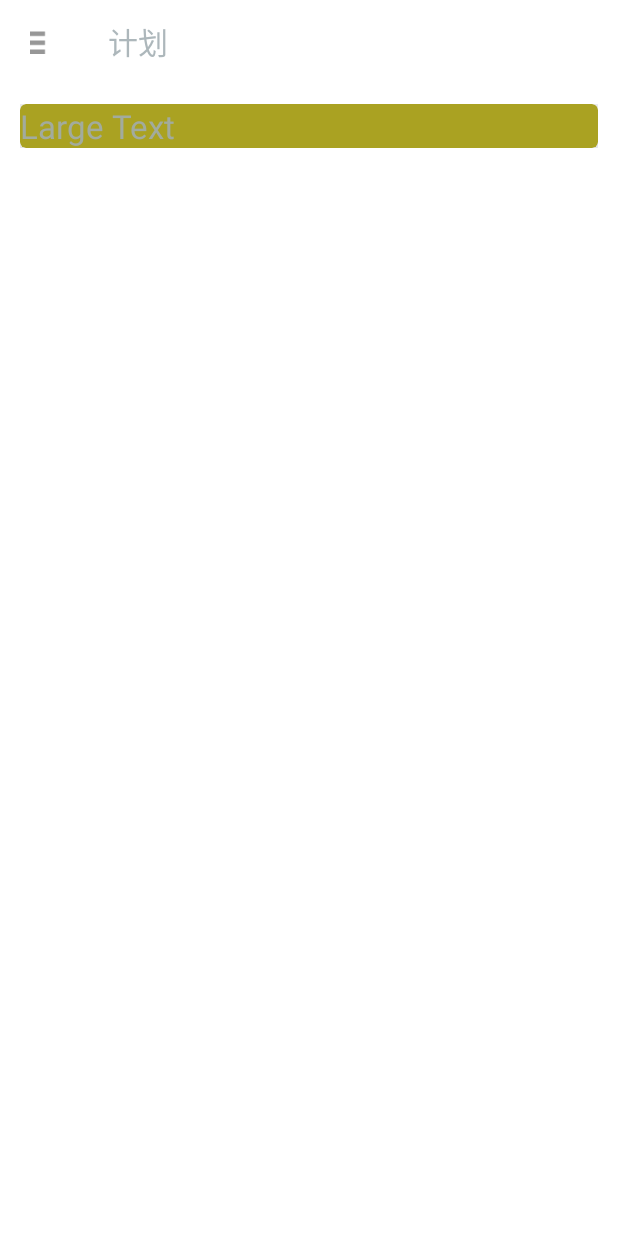
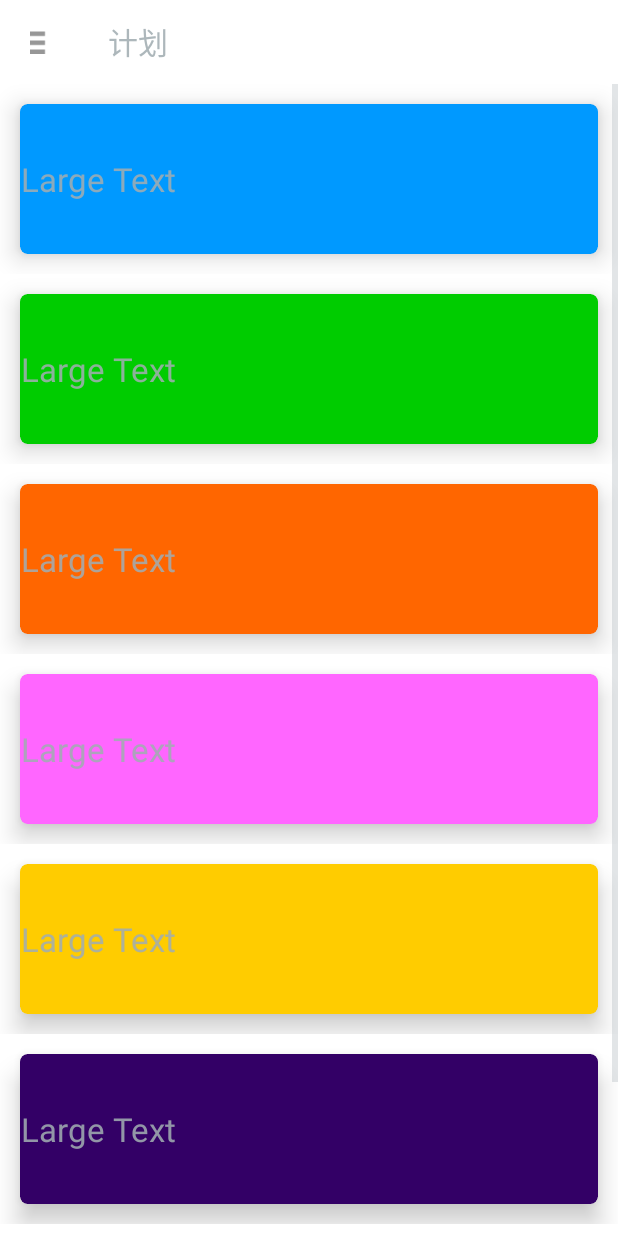
Before and after one commit to hoholidayx/Pedometer, an Android app: the screen it shows after launch (MainActivity), in the side drawer, after a tap on "计划", on a phone screen of 412 x 824 dp. Run offline under Robolectric (Android 15) with nearby library versions, the phone set to English and light mode, and no system bars; Roboto replaces fonts that are not available here; 2 statements that could not run were skipped.

Commit message:
修复设置问题

```diff
--- a/app/src/main/java/com/hzp/pedometer/fragment/PlanFragment.java
+++ b/app/src/main/java/com/hzp/pedometer/fragment/PlanFragment.java
@@ -1,11 +1,16 @@
 package com.hzp.pedometer.fragment;
 
 import android.app.Activity;
+import android.graphics.Color;
 import android.os.Bundle;
 import android.app.Fragment;
+import android.support.v7.widget.CardView;
 import android.support.v7.widget.LinearLayoutManager;
 import android.support.v7.widget.RecyclerView;
+import android.support.v7.widget.helper.ItemTouchHelper;
+import android.util.Log;
 import android.view.LayoutInflater;
+import android.view.MotionEvent;
 import android.view.View;
 import android.view.ViewGroup;
 
@@ -13,13 +18,14 @@ import com.hzp.pedometer.R;
 import com.hzp.pedometer.entity.PlanCard;
 
 import java.util.ArrayList;
+import java.util.Collections;
 import java.util.List;
 
 
 public class PlanFragment extends Fragment {
 
     private RecyclerView recyclerView;
-
+    private int[] colors = new int[7];
 
 
     public PlanFragment() {
@@ -45,15 +51,26 @@ public class PlanFragment extends Fragment {
         View view = inflater.inflate(R.layout.fragment_plan, container, false);
         recyclerView = (RecyclerView) view.findViewById(R.id.fragment_goal_recycler_view);
         recyclerView.setLayoutManager(new LinearLayoutManager(getActivity()));
-        recyclerView.setAdapter(new PlanCardAdapter());
+        PlanCardAdapter adapter = new PlanCardAdapter();
+        recyclerView.setAdapter(adapter);
+
+
+        new ItemTouchHelper(new SimpleItemTouchHelperCallback(adapter))
+                .attachToRecyclerView(recyclerView);
 
         return view;
     }
 
-
     @Override
     public void onAttach(Activity activity) {
         super.onAttach(activity);
+        colors[0] = getActivity().getResources().getColor(R.color.colorBlue);
+        colors[1] = getActivity().getResources().getColor(R.color.colorGreen);
+        colors[2] = getActivity().getResources().getColor(R.color.colorOrange);
+        colors[3] = getActivity().getResources().getColor(R.color.colorPink);
+        colors[4] = getActivity().getResources().getColor(R.color.colorYellow);
+        colors[5] = getActivity().getResources().getColor(R.color.colorPuple);
+        colors[6] = getActivity().getResources().getColor(R.color.colorRed);
     }
 
     @Override
@@ -61,27 +78,29 @@ public class PlanFragment extends Fragment {
         super.onDetach();
     }
 
-    public class PlanCardAdapter extends RecyclerView.Adapter<PlanCardAdapter.PlanCardHolder>{
+    public class PlanCardAdapter extends RecyclerView.Adapter<PlanCardAdapter.PlanCardHolder>
+            implements ItemTouchHelperAdapter {
 
         private List<PlanCard> planCards;
 
-        public PlanCardAdapter(){
+        public PlanCardAdapter() {
             planCards = new ArrayList<>();
-            planCards.add(new PlanCard());
+            for (int i = 0; i < 7; i++)
+                planCards.add(new PlanCard());
         }
 
         @Override
         public PlanCardHolder onCreateViewHolder(ViewGroup parent, int viewType) {
             View view = LayoutInflater.from(getActivity())
                     .inflate(R.layout.list_item_plan_card
-                    ,parent
-                    ,false);
+                            , parent
+                            , false);
             return new PlanCardHolder(view);
         }
 
         @Override
-        public void onBindViewHolder(PlanCardHolder holder, int position) {
-
+        public void onBindViewHolder(PlanCardHolder holder, final int position) {
+            holder.cardView.setCardBackgroundColor(colors[position]);
         }
 
         @Override
@@ -89,12 +108,98 @@ public class PlanFragment extends Fragment {
             return planCards.size();
         }
 
+        @Override
+        public void onItemMove(int fromPosition, int toPosition) {
+            Collections.swap(planCards, fromPosition, toPosition);
+            notifyItemMoved(fromPosition, toPosition);
+        }
+
+        @Override
+        public void onItemDismiss(int position) {
+            planCards.remove(position);
+            notifyItemRemoved(position);
+        }
+
         class PlanCardHolder extends RecyclerView.ViewHolder {
+
+            CardView cardView;
 
             public PlanCardHolder(View itemView) {
                 super(itemView);
+                cardView = (CardView) itemView.findViewById(R.id.plan_card_view);
             }
         }
     }
 
+    class SimpleItemTouchHelperCallback extends ItemTouchHelper.Callback {
+
+        private ItemTouchHelperAdapter mAdapter;
+
+        public SimpleItemTouchHelperCallback(
+                ItemTouchHelperAdapter adapter) {
+            mAdapter = adapter;
+        }
+
+        @Override
+        public int getMovementFlags(RecyclerView recyclerView, RecyclerView.ViewHolder viewHolder) {
+            int dragFlags = ItemTouchHelper.UP | ItemTouchHelper.DOWN;
+            int swipeFlags = ItemTouchHelper.START | ItemTouchHelper.END;
+            return makeMovementFlags(dragFlags, swipeFlags);
+        }
+
+        @Override
+        public boolean isLongPressDragEnabled() {
+            return true;
+        }
+
+        @Override
+        public boolean isItemViewSwipeEnabled() {
+            return true;
+        }
+
+        @Override
+        public boolean onMove(RecyclerView recyclerView, RecyclerView.ViewHolder viewHolder, RecyclerView.ViewHolder target) {
+            mAdapter.onItemMove(viewHolder.getAdapterPosition(),
+                    target.getAdapterPosition());
+            return true;
+        }
+
+        @Override
+        public void onSwiped(RecyclerView.ViewHolder viewHolder, int direction) {
+            mAdapter.onItemDismiss(viewHolder.getAdapterPosition());
+        }
+    }
+
+    public interface ItemTouchHelperAdapter {
+
+        /**
+         * Called when an item has been dragged far enough to trigger a move. This is called every time
+         * an item is shifted, and <strong>not</strong> at the end of a "drop" event.<br/>
+         * <br/>
+         * Implementations should call {@link RecyclerView.Adapter#notifyItemMoved(int, int)} after
+         * adjusting the underlying data to reflect this move.
+         *
+         * @param fromPosition The start position of the moved item.
+         * @param toPosition   Then resolved position of the moved item.
+         *
+         * @see RecyclerView#getAdapterPositionFor(RecyclerView.ViewHolder)
+         * @see RecyclerView.ViewHolder#getAdapterPosition()
+         */
+        void onItemMove(int fromPosition, int toPosition);
+
+
+        /**
+         * Called when an item has been dismissed by a swipe.<br/>
+         * <br/>
+         * Implementations should call {@link RecyclerView.Adapter#notifyItemRemoved(int)} after
+         * adjusting the underlying data to reflect this removal.
+         *
+         * @param position The position of the item dismissed.
+         *
+         * @see RecyclerView#getAdapterPositionFor(RecyclerView.ViewHolder)
+         * @see RecyclerView.ViewHolder#getAdapterPosition()
+         */
+        void onItemDismiss(int position);
+    }
+
 }
--- a/app/src/main/java/com/hzp/pedometer/persistance/sp/BaseSp.java
+++ b/app/src/main/java/com/hzp/pedometer/persistance/sp/BaseSp.java
@@ -11,20 +11,31 @@ import android.preference.PreferenceManager;
 public class BaseSp {
 
     private SharedPreferences preferences;
+    private boolean isDefalutPreference = false;
 
     public BaseSp(){
     }
 
     public void init(Context context,String fileName){
         preferences = context.getSharedPreferences(fileName, Context.MODE_PRIVATE);
+        isDefalutPreference = false;
     }
 
     public void init(Context context){
         preferences = PreferenceManager.getDefaultSharedPreferences(context);
+        isDefalutPreference = true;
     }
 
     public double getDouble(String key,double defaultValue){
-        return preferences.getFloat(key, (float) defaultValue);
+        if(isDefalutPreference){
+            String value = preferences.getString(key,null);
+            if(value!=null){
+                return Double.parseDouble(value);
+            }else{
+                return defaultValue;
+            }
+        }
+        return preferences.getFloat(key,(float)defaultValue);
     }
 
     public void putDouble(String key,double value){
@@ -34,6 +45,14 @@ public class BaseSp {
     }
 
     public int getInt(String key,int defaultValue){
+        if(isDefalutPreference){
+            String value = preferences.getString(key,null);
+            if(value!=null){
+                return Integer.parseInt(value);
+            }else{
+                return defaultValue;
+            }
+        }
         return preferences.getInt(key, defaultValue);
     }
 
--- a/app/src/main/res/layout/list_item_plan_card.xml
+++ b/app/src/main/res/layout/list_item_plan_card.xml
@@ -2,22 +2,23 @@
 <LinearLayout xmlns:android="http://schemas.android.com/apk/res/android"
     android:layout_width="match_parent"
     android:layout_height="wrap_content"
-    android:padding="13dp"
     android:gravity="center"
     xmlns:cardview="http://schemas.android.com/apk/res-auto">
 
 
     <android.support.v7.widget.CardView
+        android:id="@+id/plan_card_view"
+        android:layout_margin="13dp"
         android:layout_gravity="center"
         android:layout_width="match_parent"
         android:layout_height="wrap_content"
-        cardview:cardCornerRadius="4dp"
-        cardview:cardElevation="10dp"
-        cardview:cardBackgroundColor="#aaa222">
+        cardview:cardCornerRadius="5dp"
+        cardview:cardElevation="10dp">
 
         <TextView
             android:layout_width="wrap_content"
-            android:layout_height="wrap_content"
+            android:layout_height="100dp"
+            android:gravity="center"
             android:textAppearance="?android:attr/textAppearanceLarge"
             android:text="Large Text" />
 
```
Also changed, not shown: app/src/main/java/com/hzp/pedometer/persistance/sp/FloatEditTextPreference.java (deleted, +0 -30 lines), app/src/main/java/com/hzp/pedometer/persistance/sp/IntEditTextPreference.java (deleted, +0 -28 lines), app/src/main/res/xml/preference.xml (+6 -6 lines).
